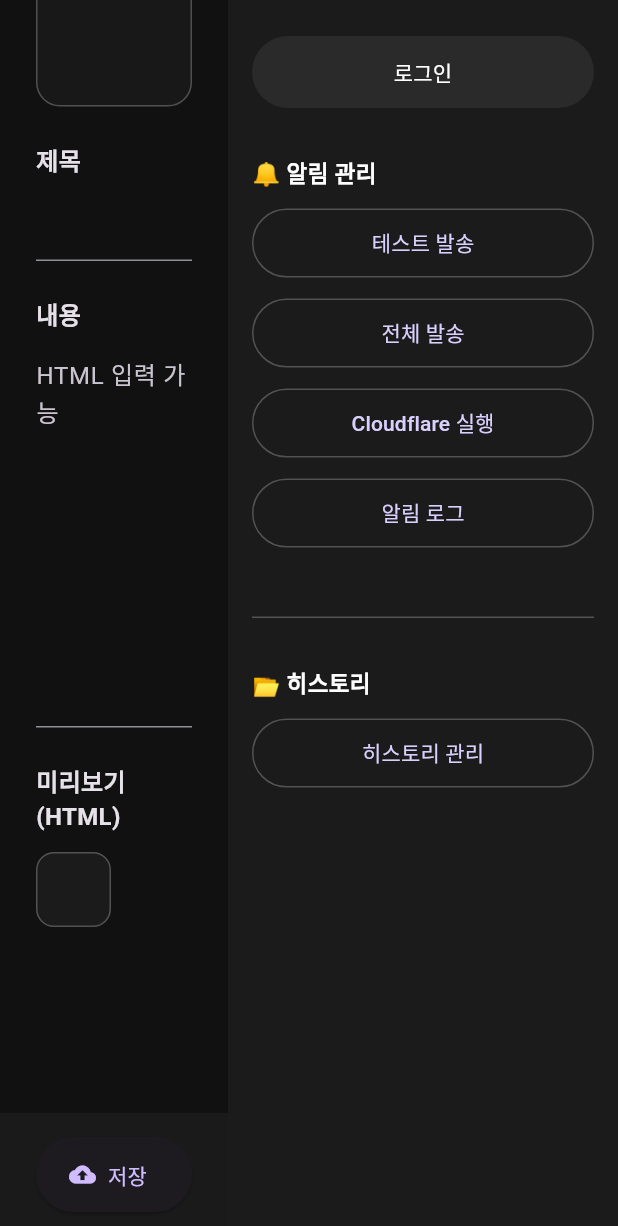
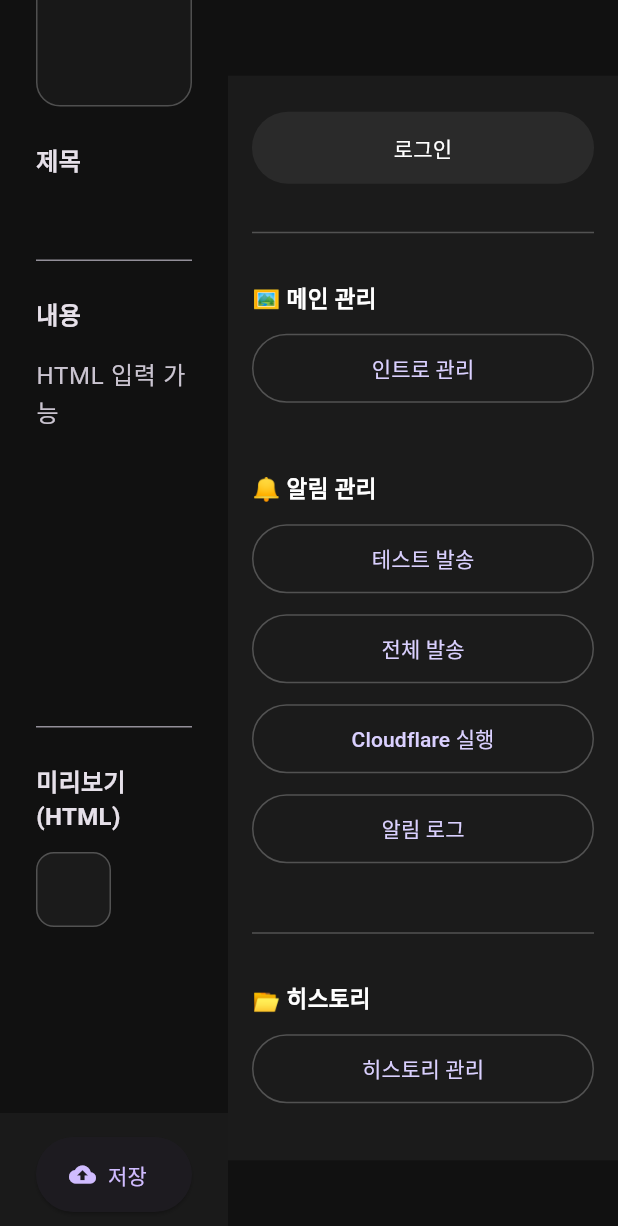
Before and after one commit to hanajungjun/admin_panel, a Flutter app: the screen it shows after launch, scrolled down 237 dp, on a phone screen of 412 x 824 dp. Shown: the top 1226 px of the screen. Run offline on Flutter 3.47's test engine with Material 3 defaults, Android fonts, the phone set to English and light mode, and no system bars; drawn by our look-alikes of flutter_html; our stand-ins replace file_picker, supabase_flutter; accounts and stored records are empty.

Commit message:
Admin intro: show current image preview and auto return after save

```diff
--- a/lib/pages/admin_home_page.dart
+++ b/lib/pages/admin_home_page.dart
@@ -12,6 +12,8 @@ import '../widgets/image_preview.dart';
 import '../widgets/html_preview.dart';
 import 'history_page.dart';
 import 'push_log_page.dart';
+import 'admin_intro_page.dart';
+
 import '../supabase/supabase.dart';
 
 class AdminHomePage extends StatefulWidget {
@@ -375,13 +377,19 @@ class _AdminHomePageState extends State<AdminHomePage> {
           // ---------------- RIGHT: 사이드 메뉴 ----------------
           SizedBox(
             width: 260,
-            child: Container(
+            child: Material(
+              // ✅ Material 추가
               color: const Color(0xFF1B1B1B),
-              padding: const EdgeInsets.symmetric(vertical: 24, horizontal: 16),
+              child: SingleChildScrollView(
+                // ✅ 스크롤 추가
+                padding: const EdgeInsets.symmetric(
+                  vertical: 24,
+                  horizontal: 16,
+                ),
                 child: Column(
                   crossAxisAlignment: CrossAxisAlignment.stretch,
                   children: [
-                  // 로그인 버튼
+                    // 🔐 로그인 버튼
                     SizedBox(
                       height: 48,
                       child: ElevatedButton(
@@ -399,6 +407,30 @@ class _AdminHomePageState extends State<AdminHomePage> {
                     ),
 
                     const SizedBox(height: 32),
+                    Container(height: 1, color: Colors.white24),
+                    const SizedBox(height: 32),
+
+                    const Text(
+                      "🖼 메인 관리",
+                      style: TextStyle(
+                        fontSize: 15,
+                        fontWeight: FontWeight.w700,
+                        color: Colors.white,
+                      ),
+                    ),
+                    const SizedBox(height: 12),
+
+                    _sideButton("인트로 관리", () {
+                      Navigator.push(
+                        context,
+                        MaterialPageRoute(
+                          builder: (_) => const AdminIntroPage(),
+                        ),
+                      );
+                    }),
+
+                    const SizedBox(height: 32),
+
                     const Text(
                       "🔔 알림 관리",
                       style: TextStyle(
@@ -443,6 +475,7 @@ class _AdminHomePageState extends State<AdminHomePage> {
                 ),
               ),
             ),
+          ),
         ],
       ),
     );
```
Also changed, not shown: lib/pages/admin_intro_page.dart (added, +160 -0 lines), lib/services/intro_image_upload_service.dart (added, +23 -0 lines), lib/services/intro_service.dart (added, +29 -0 lines). Lines whose indentation alone changed are shown as unchanged.
